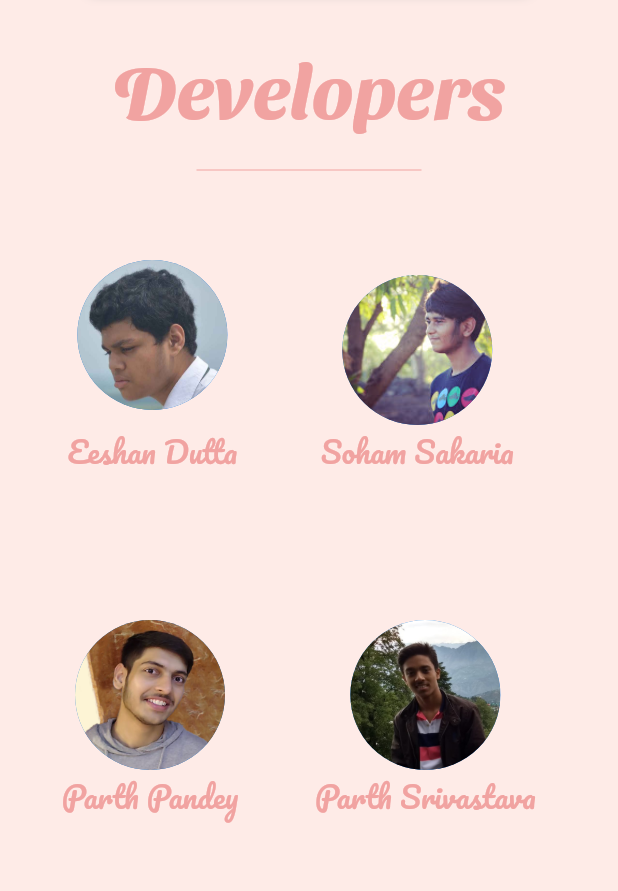
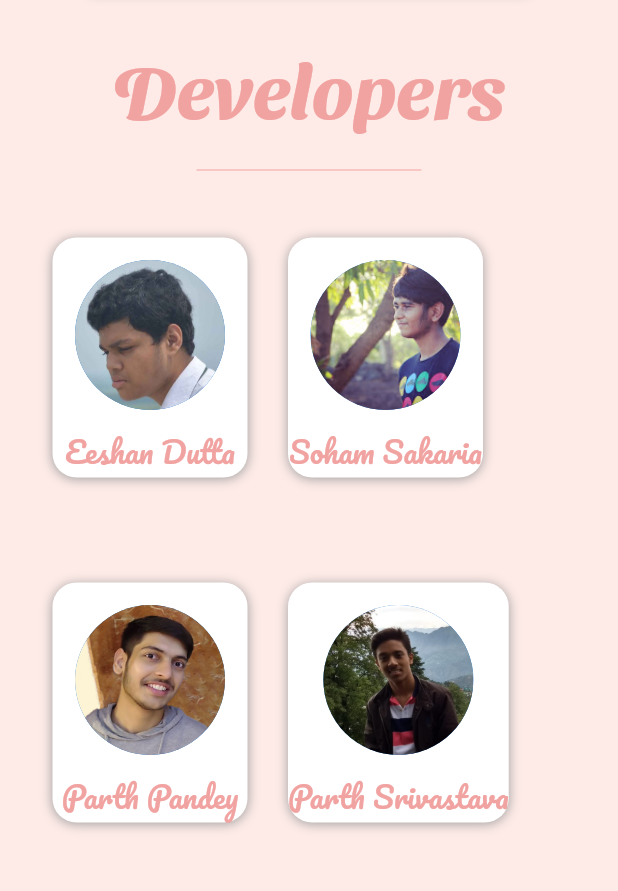
Before and after one commit to ParthPandey2236/Healthx, a Flutter app: the About screen opened directly, scrolled down 528 dp, on a phone screen of 412 x 824 dp, the part 136-1027 px from its top. Run offline on Flutter 3.47's test engine with Material 2 defaults, Android fonts, the light colour scheme and no system bars; our stand-ins replace cloud_firestore, eva_icons_flutter, firebase_auth, firebase_core, firebase_storage, fluttertoast and 3 more; missing offline and left inert: translator; accounts and stored records are empty; Roboto replaces fonts that are missing (OpenSans).

Commit message:
Updated About Page

```diff
--- a/lib/AboutPage.dart
+++ b/lib/AboutPage.dart
@@ -1,5 +1,6 @@
 import 'package:elchackathon_app/main.dart';
 import 'package:eva_icons_flutter/eva_icons_flutter.dart';
+import 'package:flutter/cupertino.dart';
 import 'package:flutter/material.dart';
 import 'package:shared_preferences/shared_preferences.dart';
 
@@ -199,10 +200,22 @@ class _AboutState extends State<About> {
                     color: Color(0xfff1a3a1),
                   ),
                 ),
-                Row(
-                  children: <Widget>[
                 Padding(
                   padding: const EdgeInsets.all(35.0),
+                  child: Row(
+                    children: <Widget>[
+                      Container(
+                        decoration: BoxDecoration(
+                          color: Colors.white,
+                          borderRadius: BorderRadius.all(Radius.circular(16)),
+                          boxShadow: [
+                            BoxShadow(
+                              color: Colors.grey,
+                              offset: Offset(0.0, 1.0), //(x,y)
+                              blurRadius: 6.0,
+                            ),
+                          ],
+                        ),
                         child: Column(
                           children: <Widget>[
                             Padding(
@@ -210,14 +223,14 @@ class _AboutState extends State<About> {
                                   top: 15.0, right: 15, left: 15.0),
                               child: CircleAvatar(
                                 radius: 50.0,
-                              backgroundImage:
-                                  AssetImage('assets/Eeshan (3).jpg'),
+                                backgroundImage: AssetImage('assets/Eeshan (3).jpg'),
                               ),
                             ),
+                            SizedBox(
+                              height: 10,
+                            ),
                             Padding(
-                            padding: const EdgeInsets.all(10.0),
-                            child: Container(
-                              color: Color(0xfffeebe7),
+                              padding: const EdgeInsets.all(0.0),
                               child: Text(
                                 a == 0 ? 'Eeshan Dutta' : "इशान दत्त",
                                 style: TextStyle(
@@ -227,14 +240,25 @@ class _AboutState extends State<About> {
                                 ),
                               ),
                             ),
-                          ),
                           ],
                         ),
                       ),
                       SizedBox(
-                      width: 10.0,
+                        width: 27.0,
                       ),
-                    Column(
+                      Container(
+                        decoration: BoxDecoration(
+                          color: Colors.white,
+                          borderRadius: BorderRadius.all(Radius.circular(16)),
+                          boxShadow: [
+                            BoxShadow(
+                              color: Colors.grey,
+                              offset: Offset(0.0, 1.0), //(x,y)
+                              blurRadius: 6.0,
+                            ),
+                          ],
+                        ),
+                        child: Column(
                           children: <Widget>[
                             Padding(
                               padding: const EdgeInsets.only(
@@ -244,10 +268,11 @@ class _AboutState extends State<About> {
                                 backgroundImage: AssetImage('assets/Soham.jpg'),
                               ),
                             ),
+                            SizedBox(
+                              height: 10,
+                            ),
                             Padding(
                               padding: const EdgeInsets.all(0.0),
-                          child: Container(
-                            color: Color(0xfffeebe7),
                               child: Text(
                                 a == 0 ? 'Soham Sakaria' : "सोहम साकारिया",
                                 style: TextStyle(
@@ -257,15 +282,28 @@ class _AboutState extends State<About> {
                                 ),
                               ),
                             ),
+                          ],
+                        ),
                       ),
                     ],
                   ),
+                ),
+                Padding(
+                  padding: const EdgeInsets.all(35.0),
+                  child: Row(
+                    children: <Widget>[
+                      Container(
+                        decoration: BoxDecoration(
+                          color: Colors.white,
+                          borderRadius: BorderRadius.all(Radius.circular(16)),
+                          boxShadow: [
+                            BoxShadow(
+                              color: Colors.grey,
+                              offset: Offset(0.0, 1.0), //(x,y)
+                              blurRadius: 6.0,
+                            ),
                           ],
                         ),
-                Row(
-                  children: <Widget>[
-                    Padding(
-                      padding: const EdgeInsets.all(35.0),
                         child: Column(
                           children: <Widget>[
                             Padding(
@@ -273,14 +311,14 @@ class _AboutState extends State<About> {
                                   top: 15.0, right: 15, left: 15.0),
                               child: CircleAvatar(
                                 radius: 50.0,
-                              backgroundImage:
-                                  AssetImage('assets/parth pandey.jpg'),
+                                backgroundImage: AssetImage('assets/parth pandey.jpg'),
                               ),
+                            ),
+                            SizedBox(
+                              height: 10,
                             ),
                             Padding(
                               padding: const EdgeInsets.all(0.0),
-                            child: Container(
-                              color: Color(0xfffeebe7),
                               child: Text(
                                 a == 0 ? 'Parth Pandey' : "पार्थ पांडेय",
                                 style: TextStyle(
@@ -290,28 +328,39 @@ class _AboutState extends State<About> {
                                 ),
                               ),
                             ),
-                          ),
                           ],
                         ),
                       ),
                       SizedBox(
-                      width: 10.0,
+                        width: 27.0,
                       ),
-                    Column(
+                      Container(
+                        decoration: BoxDecoration(
+                          color: Colors.white,
+                          borderRadius: BorderRadius.all(Radius.circular(16)),
+                          boxShadow: [
+                            BoxShadow(
+                              color: Colors.grey,
+                              offset: Offset(0.0, 1.0), //(x,y)
+                              blurRadius: 6.0,
+                            ),
+                          ],
+                        ),
+                        child: Column(
                           children: <Widget>[
                             Padding(
                               padding: const EdgeInsets.only(
                                   top: 15.0, right: 15, left: 15.0),
                               child: CircleAvatar(
                                 radius: 50.0,
-                            backgroundImage:
-                                AssetImage('assets/Parth Srivastava.jpeg'),
+                                backgroundImage: AssetImage('assets/Parth Srivastava.jpeg'),
                               ),
+                            ),
+                            SizedBox(
+                              height: 10,
                             ),
                             Padding(
                               padding: const EdgeInsets.all(0.0),
-                          child: Container(
-                            color: Color(0xfffeebe7),
                               child: Text(
                                 a == 0 ? 'Parth Srivastava' : "पार्थ श्रीवास्तव",
                                 style: TextStyle(
@@ -321,10 +370,11 @@ class _AboutState extends State<About> {
                                 ),
                               ),
                             ),
+                          ],
+                        ),
                       ),
                     ],
                   ),
-                  ],
                 )
               ],
             ),
--- a/lib/SignUpPage.dart
+++ b/lib/SignUpPage.dart
@@ -22,7 +22,7 @@ class _SignUpState extends State<SignUp> {
           height: MediaQuery.of(context).size.height,
           decoration: BoxDecoration(
               image: new DecorationImage(
-                  image: new  AssetImage('assets/LoginBackground.jpg'),
+                  image: new  AssetImage('assets/SignupBackground.png'),
                   colorFilter: ColorFilter.mode(
                       Colors.black.withOpacity(1), BlendMode.dstATop),
                   fit: BoxFit.cover)),
@@ -39,6 +39,7 @@ class _SignUpState extends State<SignUp> {
                 ),
                 child: TextField(
                     textAlignVertical: TextAlignVertical.bottom,
+                    keyboardType: TextInputType.emailAddress,
                     decoration: InputDecoration(
                       enabledBorder: OutlineInputBorder(
                         borderSide: BorderSide(color: Color.fromRGBO(255,192,203,1),
```
Lines whose indentation alone changed are shown as unchanged.
